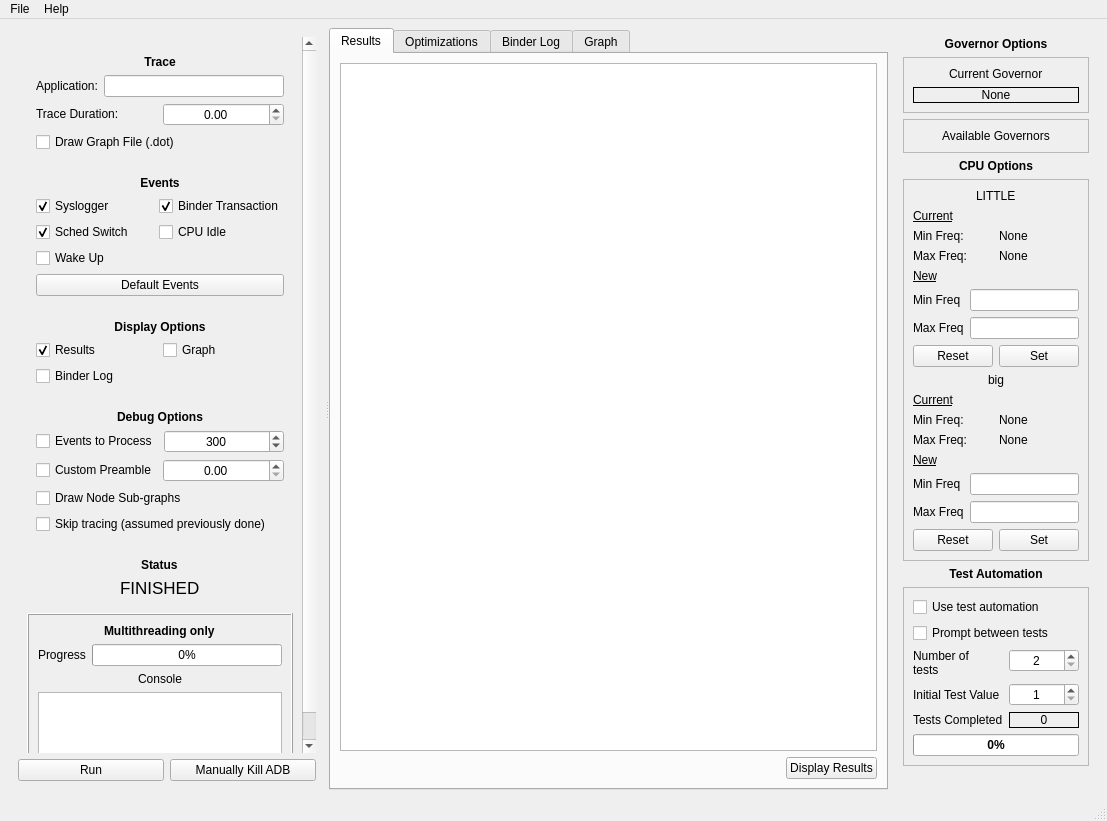
Before: the Qt Designer form UI/MainInterface.ui in alxhoff/BrezeFlow, drawn with Qt 5.
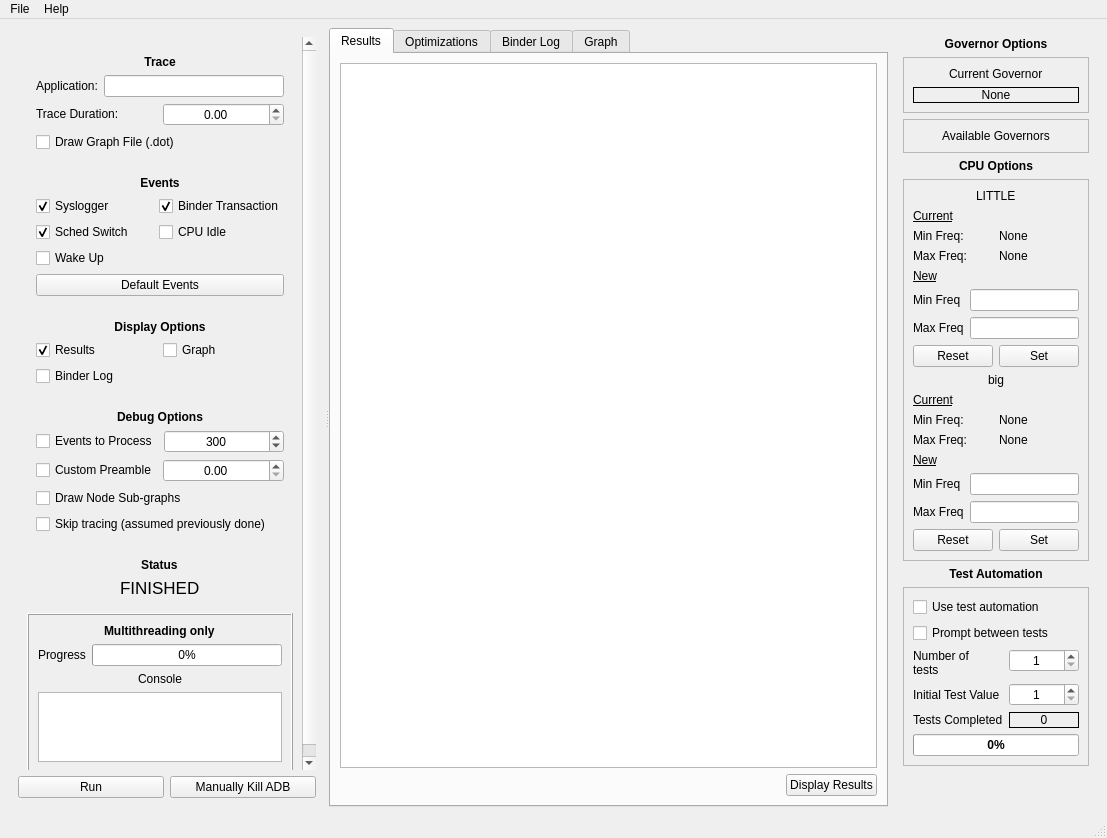
After: the same form once the commit is applied. Icons and pictures are not drawn.

```diff
--- a/UI/MainInterface.ui
+++ b/UI/MainInterface.ui
@@ -7,7 +7,7 @@
     <x>0</x>
     <y>0</y>
     <width>1107</width>
-    <height>821</height>
+    <height>838</height>
    </rect>
   </property>
   <property name="windowTitle">
@@ -1122,7 +1122,10 @@
                <set>Qt::AlignCenter</set>
               </property>
               <property name="minimum">
-               <number>2</number>
+               <number>1</number>
+              </property>
+              <property name="value">
+               <number>1</number>
               </property>
              </widget>
             </item>
```
